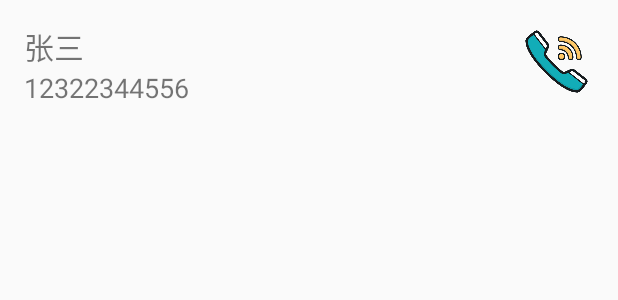
After one commit to hangwin/MobileSecurity, an Android app: the layout contact_item.xml on its own in the app's theme, with its tools: preview values and no code run, on a phone screen of 412 x 824 dp. The commit adds this screen. Shown: the top 300 px of the screen. Run offline under Robolectric (Android 15) with nearby library versions, the phone set to English and light mode, and no system bars.

Commit message:
增加添加安全号码功能

```diff
--- a/app/src/main/AndroidManifest.xml
+++ b/app/src/main/AndroidManifest.xml
@@ -8,6 +8,8 @@
     <uses-permission android:name="android.permission.WRITE_EXTERNAL_STORAGE"/>
     <uses-permission android:name="android.permission.READ_PHONE_STATE"/>
     <uses-permission android:name="android.permission.RECEIVE_BOOT_COMPLETED"/>
+    <uses-permission android:name="android.permission.READ_CONTACTS"/>
+    <uses-permission android:name="android.permission.WRITE_CONTACTS"/>
     <application
         android:allowBackup="true"
         android:icon="@mipmap/ic_launcher"
@@ -50,8 +52,12 @@
         <receiver android:name=".MyReceiver">
             <intent-filter>
                 <action android:name="android.intent.action.BOOT_COMPLETED"/>
+
             </intent-filter>
         </receiver>
+        <activity android:name=".ContactActivity"
+            android:theme="@android:style/Theme.Light.NoTitleBar.Fullscreen"
+            />
     </application>
 
 </manifest>
--- /dev/null
+++ b/app/src/main/res/layout/contact_item.xml
@@ -0,0 +1,30 @@
+<?xml version="1.0" encoding="utf-8"?>
+<RelativeLayout xmlns:android="http://schemas.android.com/apk/res/android"
+    xmlns:app="http://schemas.android.com/apk/res-auto"
+    xmlns:tools="http://schemas.android.com/tools"
+    android:layout_width="match_parent"
+    android:layout_height="wrap_content"
+    android:padding="16dp"
+    >
+ <TextView
+     android:id="@+id/tv_name"
+     android:text="张三"
+     android:textSize="20sp"
+     android:layout_width="wrap_content"
+     android:layout_height="wrap_content" />
+    <TextView
+        android:id="@+id/number"
+        android:text="12322344556"
+        android:textSize="18sp"
+        android:layout_width="wrap_content"
+        android:layout_height="wrap_content"
+        android:layout_below="@id/tv_name"
+        />
+    <ImageView
+        android:layout_alignParentRight="true"
+        android:src="@drawable/call"
+        android:layout_width="50dp"
+        android:layout_height="50dp" />
+
+
+</RelativeLayout>
```
Also changed, not shown: app/src/main/java/com/study/hang/mobileSecurity/ContactActivity.java (added, +127 -0 lines), app/src/main/java/com/study/hang/mobileSecurity/Lock_guide2Activity.java (+24 -10 lines), app/src/main/java/com/study/hang/mobileSecurity/Lock_guide3Activity.java (+44 -0 lines), app/src/main/java/com/study/hang/mobileSecurity/MyReceiver.java (+10 -7 lines), app/src/main/res/layout/contact.xml (added, +25 -0 lines), app/src/main/res/drawable/call.png (added).
